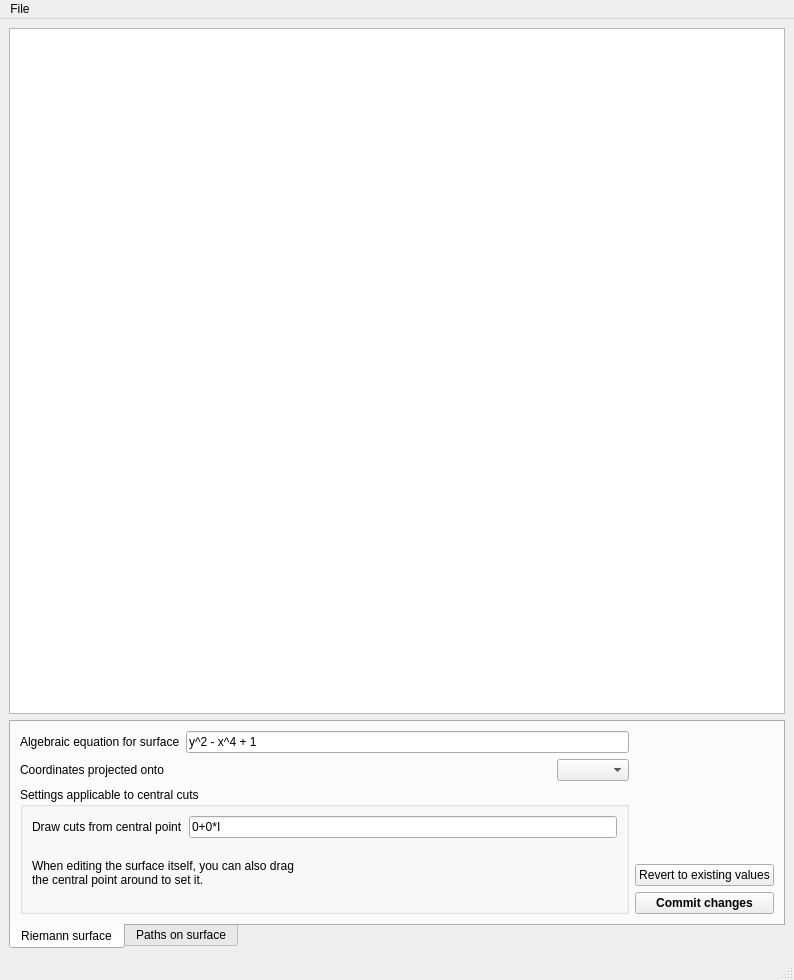
Before: the Qt Designer form outline.ui in TNorthover/CycleRepainter, drawn with Qt 5.
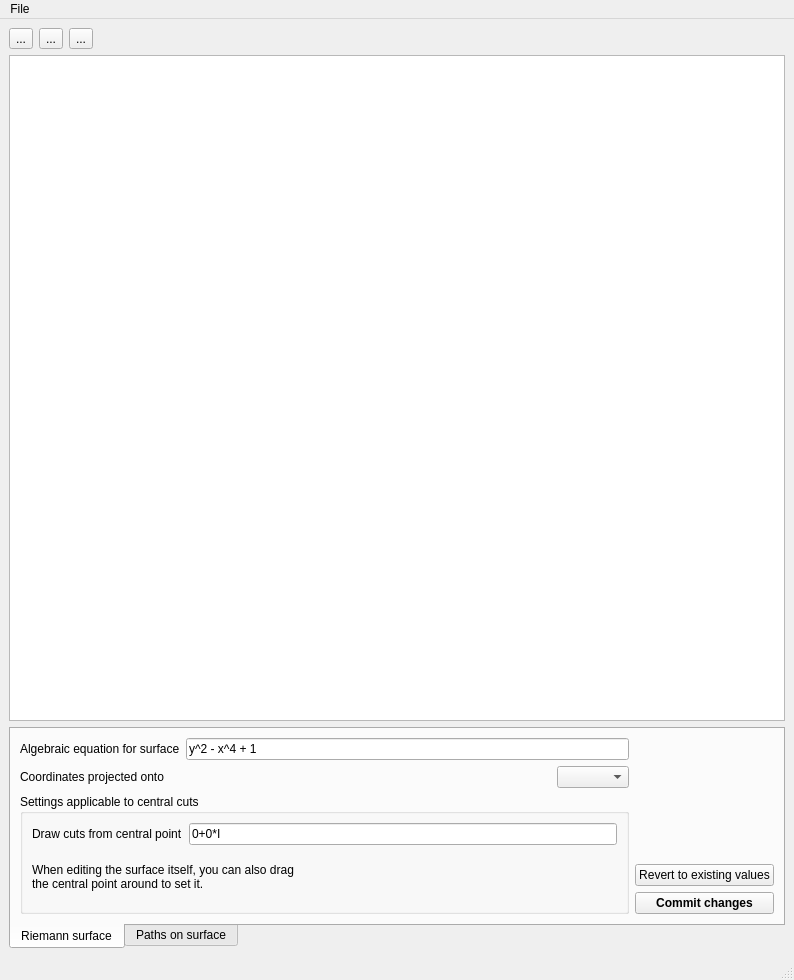
After: the same form once the commit is applied.

Commit message: Two-way central communication. Start of zoom control

The edit to the form file:
```diff
--- a/outline.ui
+++ b/outline.ui
@@ -14,9 +14,48 @@
    <string>CycleRepainter</string>
   </property>
   <widget class="QWidget" name="centralwidget">
-   <layout class="QVBoxLayout" name="verticalLayout_2">
-    <item>
      <layout class="QVBoxLayout" name="verticalLayout">
+    <item>
+     <layout class="QHBoxLayout" name="horizontalLayout_8">
+      <item>
+       <widget class="QToolButton" name="zoom_in">
+        <property name="text">
+         <string>...</string>
+        </property>
+       </widget>
+      </item>
+      <item>
+       <widget class="QToolButton" name="zoom_out">
+        <property name="text">
+         <string>...</string>
+        </property>
+       </widget>
+      </item>
+      <item>
+       <widget class="QToolButton" name="scroll_lock">
+        <property name="toolTip">
+         <string>When locked, dragging an object will not scroll the view</string>
+        </property>
+        <property name="text">
+         <string>...</string>
+        </property>
+       </widget>
+      </item>
+      <item>
+       <spacer name="horizontalSpacer_3">
+        <property name="orientation">
+         <enum>Qt::Horizontal</enum>
+        </property>
+        <property name="sizeHint" stdset="0">
+         <size>
+          <width>40</width>
+          <height>20</height>
+         </size>
+        </property>
+       </spacer>
+      </item>
+     </layout>
+    </item>
       <item>
        <widget class="QGraphicsView" name="display">
         <property name="sizePolicy">
@@ -253,8 +292,6 @@
          </layout>
         </widget>
        </widget>
-      </item>
-     </layout>
     </item>
    </layout>
   </widget>
```
Left out of the diff: 3 changed lines with no effect on the pictures. Lines whose indentation alone changed are shown as unchanged. The commit also changes 2 other files.
